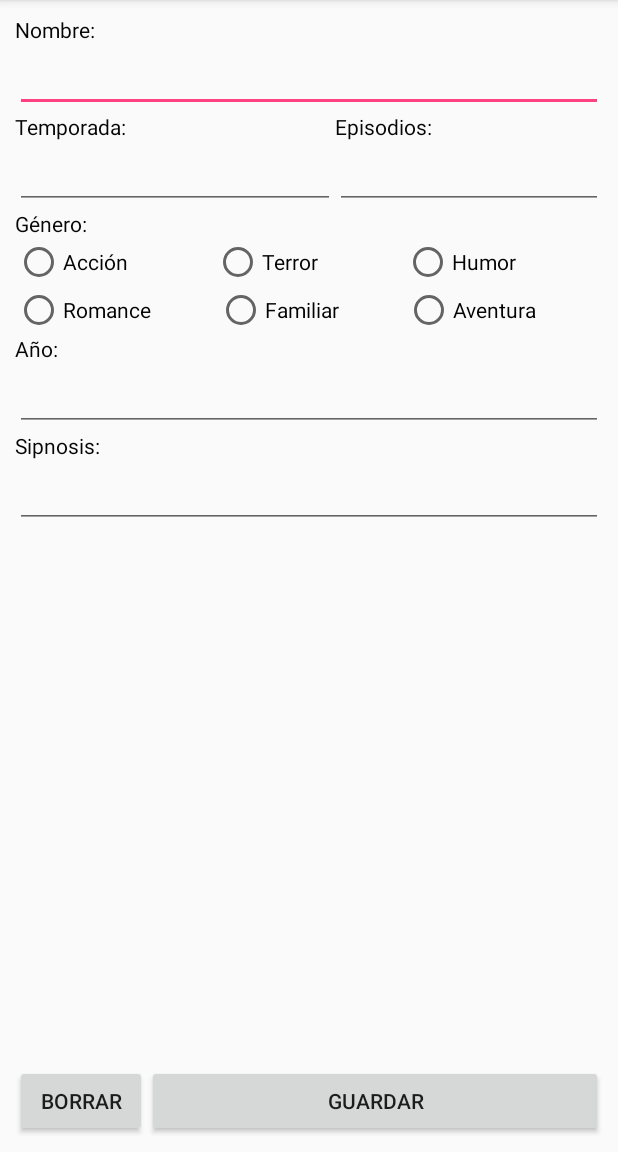
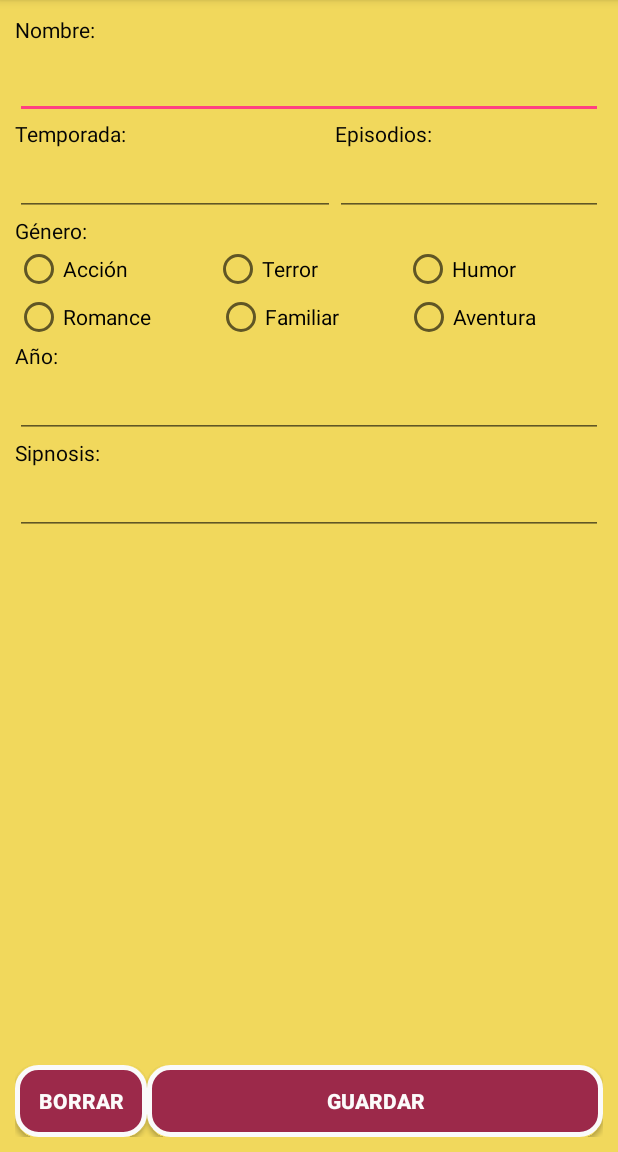
Before and after one commit to MenyScarlet/Ejercicio_Final2, an Android app: the FormularioSeriesActivity screen opened directly, with no data from a screen before it, on a phone screen of 412 x 824 dp, the part 84-1236 px from its top. Run offline under Robolectric (Android 15) with nearby library versions, the phone set to English and light mode, and no system bars; 1 statement that could not run was skipped.

Commit message:
parte java

```diff
--- /dev/null
+++ b/app/src/main/res/drawable/fondo_botones.xml
@@ -0,0 +1,14 @@
+<?xml version="1.0" encoding="utf-8"?>
+<shape xmlns:android="http://schemas.android.com/apk/res/android" android:shape="rectangle" >
+    <corners
+        android:radius="14dp"
+        />
+    <solid
+        android:color="#9C294A"
+        />
+
+    <stroke
+        android:width="3dp"
+        android:color="#FAFAFA"
+        />
+</shape>
--- a/app/src/main/res/layout/activity_formulario_series.xml
+++ b/app/src/main/res/layout/activity_formulario_series.xml
@@ -6,7 +6,8 @@
     android:layout_height="match_parent"
     android:orientation="vertical"
     android:padding="10dp"
-    tools:context="com.example.ejercicio_final2.FormularioSeriesActivity">
+    tools:context="com.example.ejercicio_final2.FormularioSeriesActivity"
+    android:background="@color/colorYellowEgg">
 
     <RelativeLayout
         android:layout_width="match_parent"
@@ -31,10 +32,11 @@
                 <EditText
                     android:id="@+id/ForEtNombre"
                     android:layout_width="match_parent"
-                    android:layout_height="wrap_content"
+                    android:layout_height="50dp"
                     android:ems="10"
                     android:inputType="textPersonName"
-                    android:textColor="@color/colorBlack"/>
+                    android:textColor="@color/colorBlack"
+                    />
 
                 <LinearLayout
                     android:layout_width="match_parent"
@@ -192,7 +194,10 @@
                 android:layout_width="wrap_content"
                 android:layout_height="wrap_content"
                 android:text="Borrar"
-                android:onClick="clickForBtnBorrar"/>
+                android:onClick="clickForBtnBorrar"
+                android:background="@drawable/fondo_botones"
+                android:textColor="@color/colorWhite"
+                android:textStyle="bold"/>
 
             <Button
                 android:id="@+id/btnGuardar"
@@ -200,7 +205,10 @@
                 android:layout_height="wrap_content"
                 android:layout_weight="1"
                 android:text="Guardar"
-                android:onClick="clickForBtnGuardar"/>
+                android:onClick="clickForBtnGuardar"
+                android:background="@drawable/fondo_botones"
+                android:textColor="@color/colorWhite"
+                android:textStyle="bold"/>
         </LinearLayout>
     </RelativeLayout>
 
--- a/app/src/main/res/layout/activity_informe_series.xml
+++ b/app/src/main/res/layout/activity_informe_series.xml
@@ -5,7 +5,8 @@
     android:layout_width="match_parent"
     android:layout_height="match_parent"
     android:orientation="vertical"
-    tools:context="com.example.ejercicio_final2.InformeSeriesActivity">
+    tools:context="com.example.ejercicio_final2.InformeSeriesActivity"
+    android:background="@color/colorYellowEgg">
 
     <TextView
         android:id="@+id/InfoTvNombre"
--- a/app/src/main/res/layout/activity_list_view_series.xml
+++ b/app/src/main/res/layout/activity_list_view_series.xml
@@ -10,5 +10,6 @@
     <ListView
         android:id="@+id/LvSeries"
         android:layout_width="match_parent"
-        android:layout_height="match_parent" />
+        android:layout_height="match_parent"
+        android:background="@color/colorYellowEgg"/>
 </LinearLayout>
--- a/app/src/main/res/values/colors.xml
+++ b/app/src/main/res/values/colors.xml
@@ -6,4 +6,5 @@
     <color name="colorBlack">#050505</color>
     <color name="colorWhite">#fcfbfb</color>
     <color name="colorCoralDark">#9c294a</color>
+    <color name="colorYellowEgg">#f1d85c</color>
 </resources>
```
Also changed, not shown: app/src/main/res/drawable/fondo_edit_text.xml (added, +14 -0 lines), app/src/main/res/layout/activity_menu.xml (+10 -3 lines).
